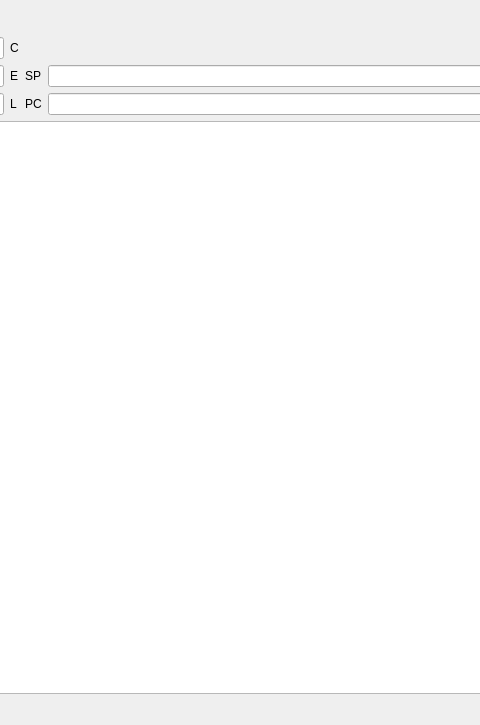
The window that mainwindow/mainwindow.ui (maxkofler/Z80Emulator) describes before a commit, drawn with Qt 5; both pictures show x 242 to 722 and y 0 to 725 of the 963 by 725 pixel window.
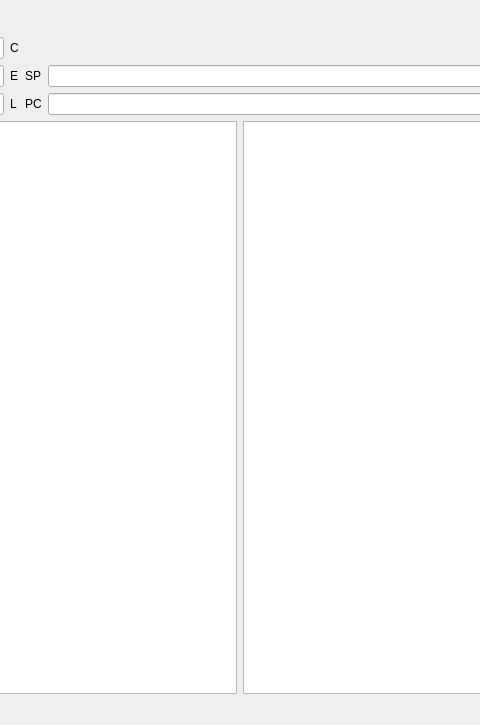
The same window after the commit.

Commit message: Added memory view (not refreshing on clock)

Patch:
```diff
--- a/mainwindow/mainwindow.ui
+++ b/mainwindow/mainwindow.ui
@@ -17,13 +17,6 @@
    <layout class="QGridLayout" name="gridLayout_4">
     <item row="0" column="0">
      <layout class="QGridLayout" name="gridLayout_3">
-      <item row="3" column="0">
-       <widget class="QTextEdit" name="codeEdit">
-        <property name="styleSheet">
-         <string notr="true">font: 12pt;</string>
-        </property>
-       </widget>
-      </item>
       <item row="1" column="0">
        <layout class="QGridLayout" name="gridLayout">
         <item row="1" column="3">
@@ -226,7 +219,21 @@
        </layout>
       </item>
       <item row="2" column="0">
-       <layout class="QGridLayout" name="gridLayout_2"/>
+       <layout class="QGridLayout" name="gridLayout_2">
+        <item row="0" column="0">
+         <layout class="QHBoxLayout" name="horizontalLayout" stretch="0,0">
+          <property name="sizeConstraint">
+           <enum>QLayout::SetDefaultConstraint</enum>
+          </property>
+          <item>
+           <widget class="QTextEdit" name="codeEdit"/>
+          </item>
+          <item>
+           <widget class="QTableView" name="memView"/>
+          </item>
+         </layout>
+        </item>
+       </layout>
       </item>
      </layout>
     </item>
```
The commit also changes 2 other files.
